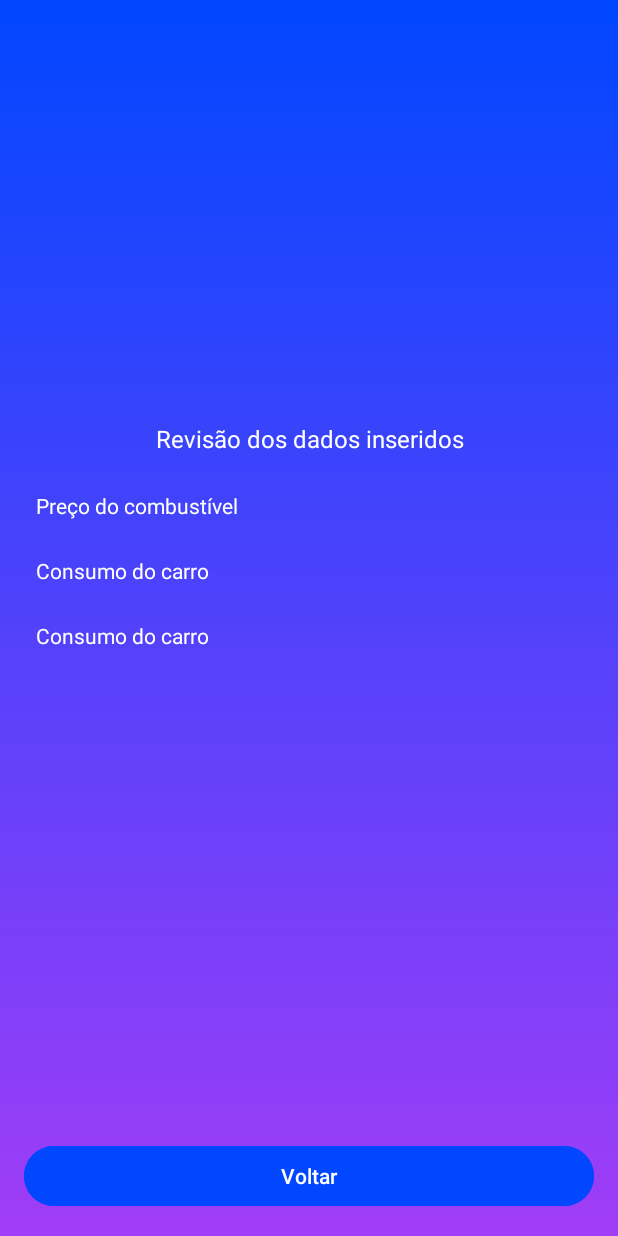
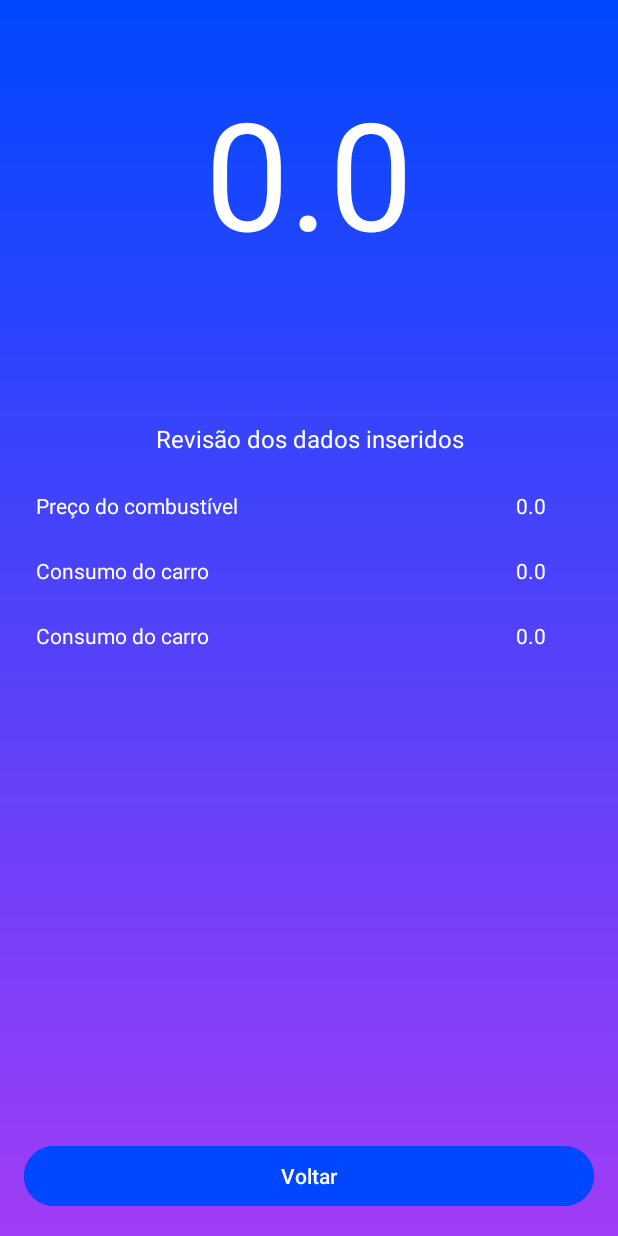
Before and after one commit to rodrigoofm/FuelCalculator, an Android app: the ResultActivity screen opened directly, with no data from a screen before it, on a phone screen of 412 x 824 dp. Run offline under Robolectric (Android 15) with nearby library versions, the phone set to English and light mode, and no system bars.

```diff
--- a/app/src/main/java/com/rodrigo/fuelcalculator/MainActivity.kt
+++ b/app/src/main/java/com/rodrigo/fuelcalculator/MainActivity.kt
@@ -16,7 +16,6 @@ class MainActivity : AppCompatActivity() {
 
   override fun onCreate(savedInstanceState: Bundle?) {
     super.onCreate(savedInstanceState)
-    enableEdgeToEdge()
     setContentView(binding.root)
     ViewCompat.setOnApplyWindowInsetsListener(findViewById(R.id.main)) { v, insets ->
       val systemBars = insets.getInsets(WindowInsetsCompat.Type.systemBars())
--- a/app/src/main/java/com/rodrigo/fuelcalculator/ResultActivity.kt
+++ b/app/src/main/java/com/rodrigo/fuelcalculator/ResultActivity.kt
@@ -5,16 +5,32 @@ import androidx.activity.enableEdgeToEdge
 import androidx.appcompat.app.AppCompatActivity
 import androidx.core.view.ViewCompat
 import androidx.core.view.WindowInsetsCompat
+import com.rodrigo.fuelcalculator.databinding.ActivityResultBinding
 
 class ResultActivity : AppCompatActivity() {
+
+  private val binding by lazy {
+    ActivityResultBinding.inflate(layoutInflater)
+  }
+
   override fun onCreate(savedInstanceState: Bundle?) {
     super.onCreate(savedInstanceState)
-    enableEdgeToEdge()
-    setContentView(R.layout.activity_result)
+    setContentView(binding.root)
     ViewCompat.setOnApplyWindowInsetsListener(findViewById(R.id.main)) { v, insets ->
       val systemBars = insets.getInsets(WindowInsetsCompat.Type.systemBars())
       v.setPadding(systemBars.left, systemBars.top, systemBars.right, systemBars.bottom)
       insets
     }
+
+    val result = intent.getDoubleExtra("result", 0.0)
+    val gas = intent.getDoubleExtra("gas", 0.0)
+    val consumption = intent.getDoubleExtra("consumption", 0.0)
+    val distance = intent.getDoubleExtra("distance", 0.0)
+
+    binding.textResult.text = result.toString()
+    binding.textPrice.text = gas.toString()
+    binding.textConsumption.text = consumption.toString()
+    binding.textDistance.text = distance.toString()
+
   }
 }
--- a/app/src/main/res/layout/activity_calculator.xml
+++ b/app/src/main/res/layout/activity_calculator.xml
@@ -90,7 +90,7 @@
     android:layout_height="wrap_content"
     android:layout_marginTop="4dp"
     android:layout_marginHorizontal="16dp"
-    android:hint="Ex: 5.0 km/l"
+    android:hint="Ex: 10 km"
     app:hintTextColor="@color/white"
     app:hintAnimationEnabled="false"
     app:layout_constraintEnd_toEndOf="parent"
```
Also changed, not shown: app/src/main/java/com/rodrigo/fuelcalculator/CalculatorActivity.kt (+29 -3 lines).
